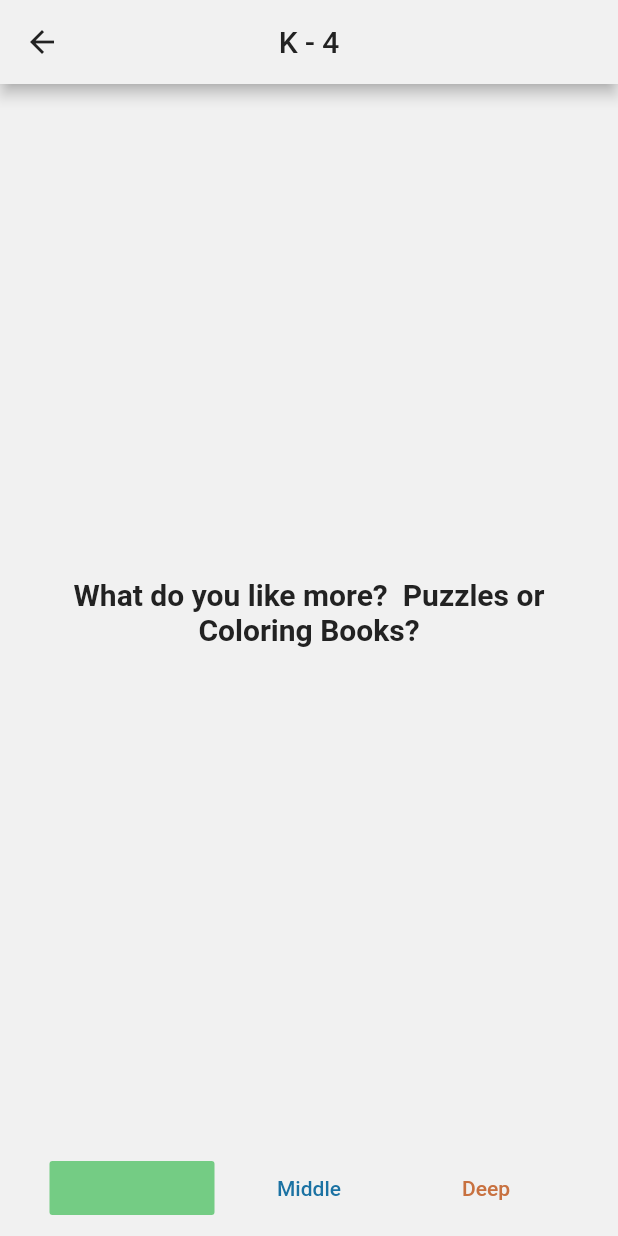
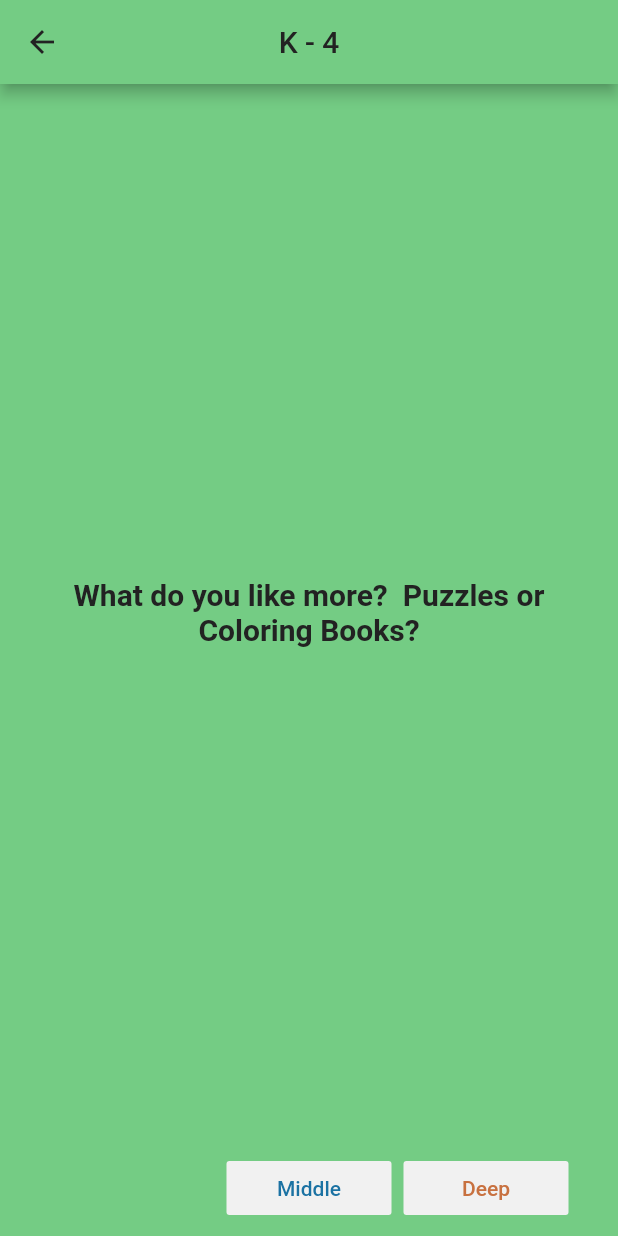
Before and after one commit to Derek-Girardi/green_circle_generator, a Flutter app: the PrimaryPage screen opened directly, on a phone screen of 412 x 824 dp. Run offline on Flutter 3.47's test engine with Material 2 defaults, Android fonts, the light colour scheme and no system bars.

Commit message:
Moving colors into a switch block
Shouldnt have been done on master but I am just now getting back into this project so im not sure why I did this. Wont happen again.

```diff
--- a/lib/ui/Primary_Page.dart
+++ b/lib/ui/Primary_Page.dart
@@ -26,6 +26,32 @@ class PrimaryPageState extends State<PrimaryPage> {
     super.initState();
   }
 
+  backgroundColor(){
+    var color;
+    switch (_difficulty) {
+      case 1:
+      {
+        color = Color(0xff74CC84);
+        return color;
+      }
+      case 2:
+      {
+        color = Color(0xff1B72A3);
+        return color;
+      }
+      case 3:
+      {
+        color = Color(0xffC87140);
+        return color;
+      }
+      default:
+      {
+        color = Color(0xff74CC84);
+        return color;
+      }
+    }
+  }
+
   //@override
   //void initState() {
   // controller = PageController(
@@ -43,10 +69,10 @@ class PrimaryPageState extends State<PrimaryPage> {
   @override
   Widget build(BuildContext context) {
     return Scaffold(
-      backgroundColor: Color(0xffF1F1F1),
+      backgroundColor: backgroundColor(),
       appBar: AppBar(
         automaticallyImplyLeading: true,
-        backgroundColor: Color(0xffF1F1F1),
+        backgroundColor: backgroundColor(),
         //`true` if you want Flutter to automatically add Back Button when needed,
         //or `false` if you want to force your own back button every where
         title: Text("K - 4", style: TextStyle(color: Color(0xff222222))),
```
Also changed, not shown: pubspec.lock, 2 other files.
